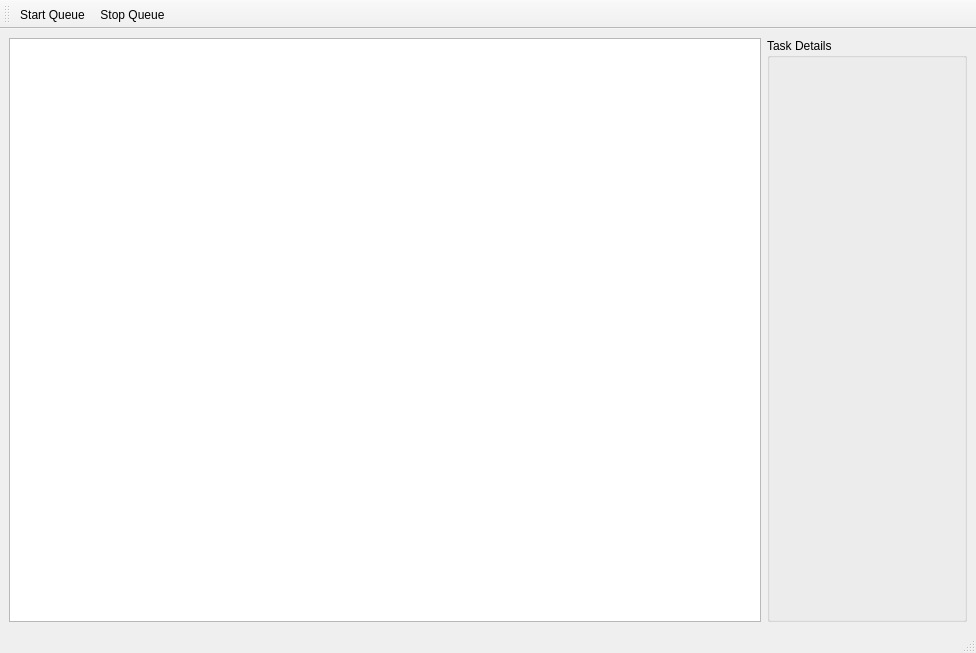
The window that gui/tasks/Tasks/taskmainwindow.ui (AndreasFMueller/AstroPhotography) describes before a commit, drawn with Qt 5.
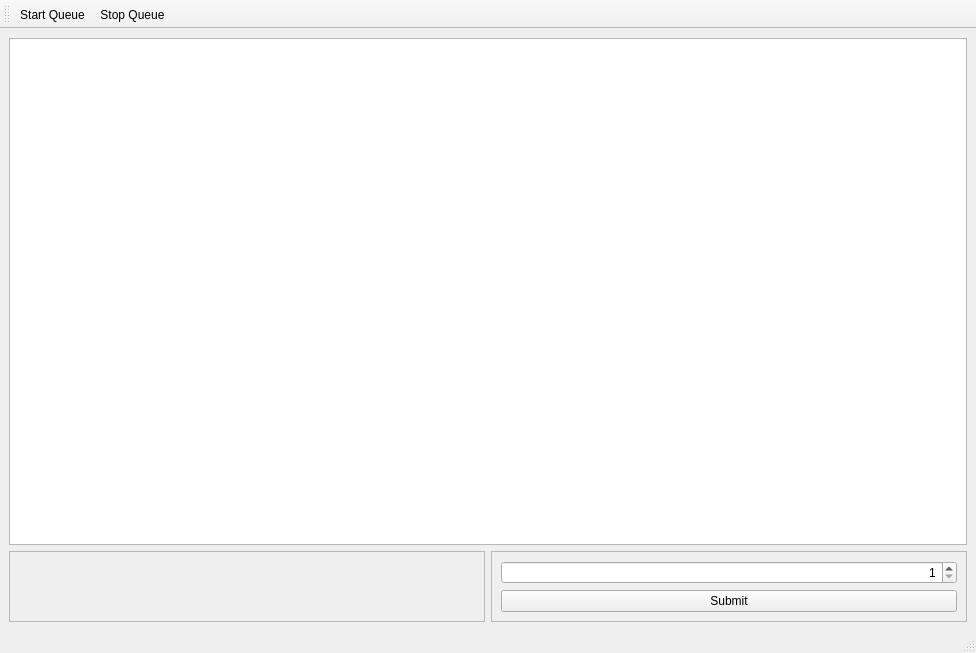
The same window after the commit. Custom widgets are drawn as their Qt base class.

Commit message: add task client

Diff of the .ui file:
```diff
--- a/gui/tasks/Tasks/taskmainwindow.ui
+++ b/gui/tasks/Tasks/taskmainwindow.ui
@@ -20,23 +20,102 @@
      <verstretch>0</verstretch>
     </sizepolicy>
    </property>
-   <layout class="QHBoxLayout" name="horizontalLayout_2">
+   <layout class="QVBoxLayout" name="verticalLayout">
     <item>
-     <widget class="QListWidget" name="tasklistWidget"/>
-    </item>
-    <item>
-     <widget class="QGroupBox" name="taskdetailGroup">
-      <property name="minimumSize">
-       <size>
-        <width>200</width>
-        <height>0</height>
-       </size>
+     <widget class="QListWidget" name="tasklistWidget">
+      <property name="showDropIndicator" stdset="0">
+       <bool>false</bool>
       </property>
-      <property name="title">
-       <string>Task Details</string>
+      <property name="dragDropMode">
+       <enum>QAbstractItemView::NoDragDrop</enum>
+      </property>
+      <property name="selectionBehavior">
+       <enum>QAbstractItemView::SelectItems</enum>
+      </property>
+      <property name="movement">
+       <enum>QListView::Snap</enum>
       </property>
      </widget>
     </item>
+    <item>
+     <layout class="QHBoxLayout" name="horizontalLayout">
+      <property name="topMargin">
+       <number>0</number>
+      </property>
+      <item>
+       <widget class="QFrame" name="taskFrame">
+        <property name="frameShape">
+         <enum>QFrame::StyledPanel</enum>
+        </property>
+        <property name="frameShadow">
+         <enum>QFrame::Raised</enum>
+        </property>
+        <layout class="QHBoxLayout" name="horizontalLayout_2">
+         <property name="leftMargin">
+          <number>0</number>
+         </property>
+         <property name="topMargin">
+          <number>0</number>
+         </property>
+         <property name="rightMargin">
+          <number>0</number>
+         </property>
+         <property name="bottomMargin">
+          <number>0</number>
+         </property>
+         <item>
+          <widget class="TaskCreator" name="creatorWidget" native="true">
+           <property name="minimumSize">
+            <size>
+             <width>0</width>
+             <height>30</height>
+            </size>
+           </property>
+          </widget>
+         </item>
+        </layout>
+       </widget>
+      </item>
+      <item>
+       <widget class="QFrame" name="submitFrame">
+        <property name="minimumSize">
+         <size>
+          <width>100</width>
+          <height>0</height>
+         </size>
+        </property>
+        <property name="frameShape">
+         <enum>QFrame::StyledPanel</enum>
+        </property>
+        <property name="frameShadow">
+         <enum>QFrame::Raised</enum>
+        </property>
+        <layout class="QVBoxLayout" name="verticalLayout_3">
+         <item>
+          <widget class="QSpinBox" name="multiplicitySpinBox">
+           <property name="alignment">
+            <set>Qt::AlignRight|Qt::AlignTrailing|Qt::AlignVCenter</set>
+           </property>
+           <property name="minimum">
+            <number>1</number>
+           </property>
+           <property name="maximum">
+            <number>5</number>
+           </property>
+          </widget>
+         </item>
+         <item>
+          <widget class="QPushButton" name="submitPushButton">
+           <property name="text">
+            <string>Submit</string>
+           </property>
+          </widget>
+         </item>
+        </layout>
+       </widget>
+      </item>
+     </layout>
+    </item>
    </layout>
   </widget>
   <widget class="QMenuBar" name="menubar">
@@ -80,6 +159,14 @@
    </property>
   </action>
  </widget>
+ <customwidgets>
+  <customwidget>
+   <class>TaskCreator</class>
+   <extends>QWidget</extends>
+   <header>taskcreator.h</header>
+   <container>1</container>
+  </customwidget>
+ </customwidgets>
  <resources/>
  <connections>
   <connection>
```
Left out of the diff: 17 changed lines with no effect on the pictures. The commit also changes 14 other files.
